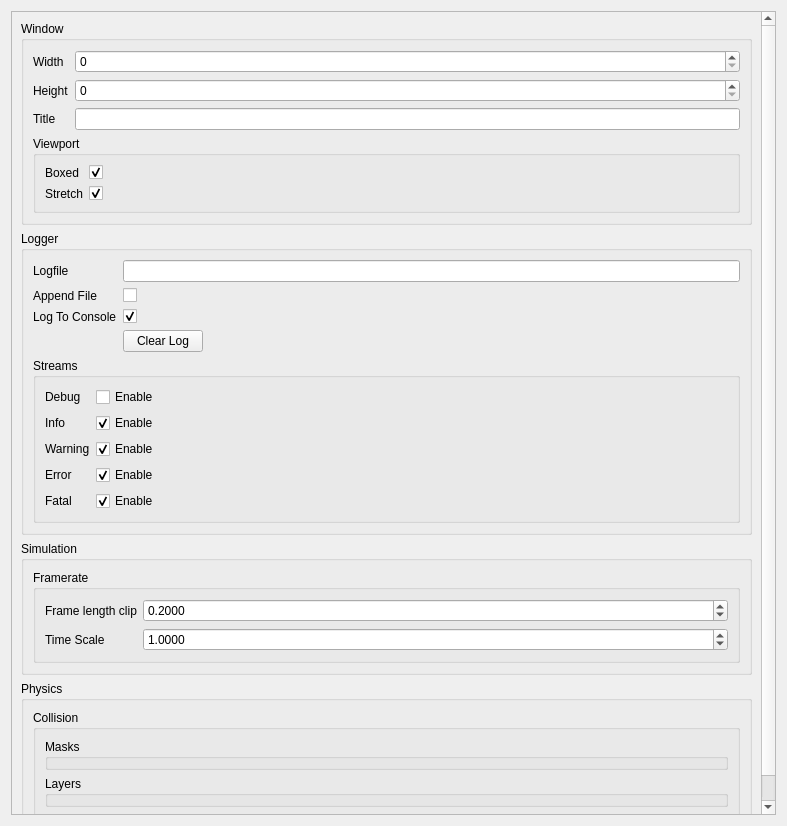
First picture: the form in editor/ui/tabs/ProjectSettings.ui, repository RyanDeBarros/Olympian, before the edit.
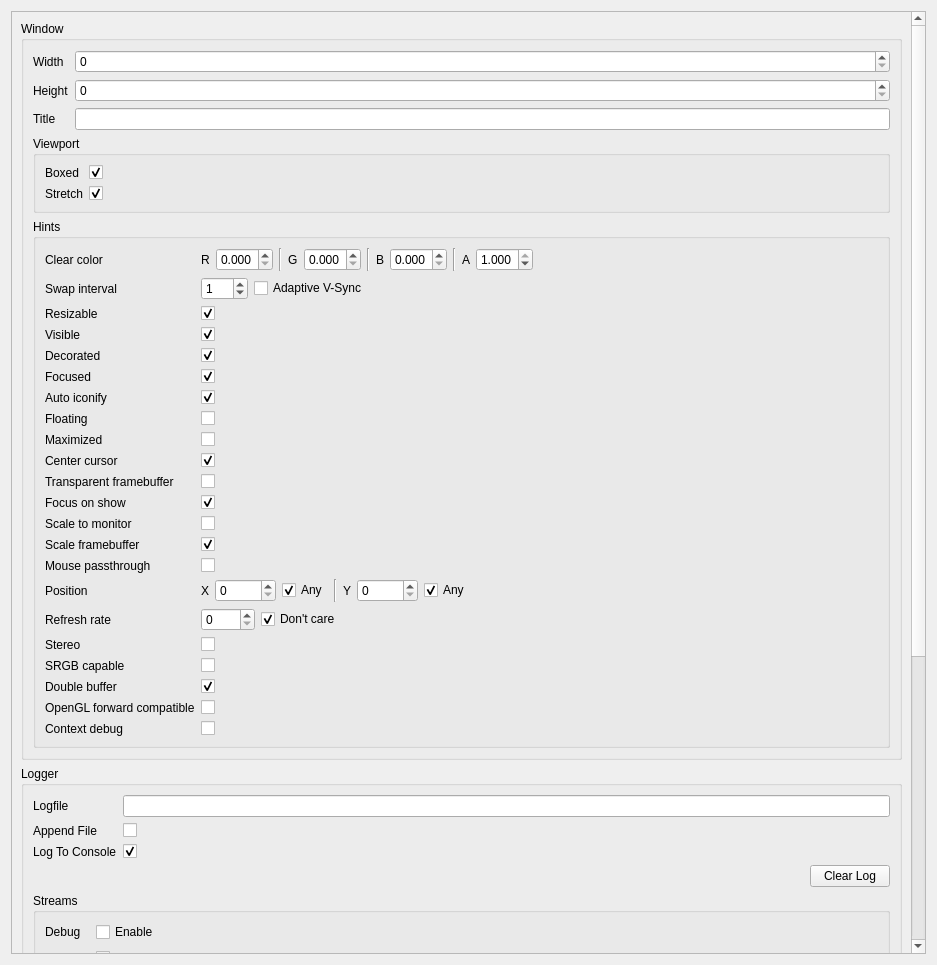
Second picture: the form after the edit.

Commit message: Rest of window hints implemented in editor.

```diff
--- a/editor/ui/tabs/ProjectSettings.ui
+++ b/editor/ui/tabs/ProjectSettings.ui
@@ -6,8 +6,8 @@
    <rect>
     <x>0</x>
     <y>0</y>
-    <width>787</width>
-    <height>826</height>
+    <width>937</width>
+    <height>965</height>
    </rect>
   </property>
   <property name="windowTitle">
@@ -24,8 +24,8 @@
        <rect>
         <x>0</x>
         <y>0</y>
-        <width>767</width>
-        <height>806</height>
+        <width>905</width>
+        <height>1338</height>
        </rect>
       </property>
       <layout class="QVBoxLayout" name="verticalLayout_9">
@@ -130,6 +130,587 @@
             </layout>
            </widget>
           </item>
+          <item>
+           <widget class="QGroupBox" name="windowHintsBox">
+            <property name="title">
+             <string>Hints</string>
+            </property>
+            <layout class="QVBoxLayout" name="verticalLayout_11">
+             <item>
+              <layout class="QFormLayout" name="formLayout_6">
+               <item row="0" column="0">
+                <widget class="QLabel" name="label_16">
+                 <property name="text">
+                  <string>Clear color</string>
+                 </property>
+                </widget>
+               </item>
+               <item row="0" column="1">
+                <layout class="QHBoxLayout" name="horizontalLayout_3">
+                 <item>
+                  <widget class="QLabel" name="label_20">
+                   <property name="text">
+                    <string>R</string>
+                   </property>
+                  </widget>
+                 </item>
+                 <item>
+                  <widget class="QDoubleSpinBox" name="windowHintClearColorR">
+                   <property name="decimals">
+                    <number>3</number>
+                   </property>
+                   <property name="maximum">
+                    <double>1.000000000000000</double>
+                   </property>
+                   <property name="singleStep">
+                    <double>0.010000000000000</double>
+                   </property>
+                  </widget>
+                 </item>
+                 <item>
+                  <widget class="Line" name="line_2">
+                   <property name="orientation">
+                    <enum>Qt::Orientation::Vertical</enum>
+                   </property>
+                  </widget>
+                 </item>
+                 <item>
+                  <widget class="QLabel" name="label_21">
+                   <property name="text">
+                    <string>G</string>
+                   </property>
+                  </widget>
+                 </item>
+                 <item>
+                  <widget class="QDoubleSpinBox" name="windowHintClearColorG">
+                   <property name="decimals">
+                    <number>3</number>
+                   </property>
+                   <property name="maximum">
+                    <double>1.000000000000000</double>
+                   </property>
+                   <property name="singleStep">
+                    <double>0.010000000000000</double>
+                   </property>
+                  </widget>
+                 </item>
+                 <item>
+                  <widget class="Line" name="line_3">
+                   <property name="orientation">
+                    <enum>Qt::Orientation::Vertical</enum>
+                   </property>
+                  </widget>
+                 </item>
+                 <item>
+                  <widget class="QLabel" name="label_22">
+                   <property name="text">
+                    <string>B</string>
+                   </property>
+                  </widget>
+                 </item>
+                 <item>
+                  <widget class="QDoubleSpinBox" name="windowHintClearColorB">
+                   <property name="decimals">
+                    <number>3</number>
+                   </property>
+                   <property name="maximum">
+                    <double>1.000000000000000</double>
+                   </property>
+                   <property name="singleStep">
+                    <double>0.010000000000000</double>
+                   </property>
+                  </widget>
+                 </item>
+                 <item>
+                  <widget class="Line" name="line_4">
+                   <property name="orientation">
+                    <enum>Qt::Orientation::Vertical</enum>
+                   </property>
+                  </widget>
+                 </item>
+                 <item>
+                  <widget class="QLabel" name="label_23">
+                   <property name="text">
+                    <string>A</string>
+                   </property>
+                  </widget>
+                 </item>
+                 <item>
+                  <widget class="QDoubleSpinBox" name="windowHintClearColorA">
+                   <property name="decimals">
+                    <number>3</number>
+                   </property>
+                   <property name="maximum">
+                    <double>1.000000000000000</double>
+                   </property>
+                   <property name="singleStep">
+                    <double>0.010000000000000</double>
+                   </property>
+                   <property name="value">
+                    <double>1.000000000000000</double>
+                   </property>
+                  </widget>
+                 </item>
+                 <item>
+                  <spacer name="horizontalSpacer_2">
+                   <property name="orientation">
+                    <enum>Qt::Orientation::Horizontal</enum>
+                   </property>
+                   <property name="sizeHint" stdset="0">
+                    <size>
+                     <width>40</width>
+                     <height>20</height>
+                    </size>
+                   </property>
+                  </spacer>
+                 </item>
+                </layout>
+               </item>
+               <item row="1" column="0">
+                <widget class="QLabel" name="label_17">
+                 <property name="text">
+                  <string>Swap interval</string>
+                 </property>
+                </widget>
+               </item>
+               <item row="1" column="1">
+                <layout class="QHBoxLayout" name="horizontalLayout_2">
+                 <item>
+                  <widget class="QSpinBox" name="windowHintSwapInterval">
+                   <property name="maximum">
+                    <number>256</number>
+                   </property>
+                   <property name="value">
+                    <number>1</number>
+                   </property>
+                  </widget>
+                 </item>
+                 <item>
+                  <widget class="QCheckBox" name="windowHintSwapIntervalAdaptive">
+                   <property name="text">
+                    <string>Adaptive V-Sync</string>
+                   </property>
+                  </widget>
+                 </item>
+                 <item>
+                  <spacer name="horizontalSpacer_3">
+                   <property name="orientation">
+                    <enum>Qt::Orientation::Horizontal</enum>
+                   </property>
+                   <property name="sizeHint" stdset="0">
+                    <size>
+                     <width>40</width>
+                     <height>20</height>
+                    </size>
+                   </property>
+                  </spacer>
+                 </item>
+                </layout>
+               </item>
+               <item row="2" column="0">
+                <widget class="QLabel" name="label_18">
+                 <property name="text">
+                  <string>Resizable</string>
+                 </property>
+                </widget>
+               </item>
+               <item row="2" column="1">
+                <widget class="QCheckBox" name="windowHintResizable">
+                 <property name="text">
+                  <string/>
+                 </property>
+                 <property name="checked">
+                  <bool>true</bool>
+                 </property>
+                </widget>
+               </item>
+               <item row="3" column="0">
+                <widget class="QLabel" name="label_19">
+                 <property name="text">
+                  <string>Visible</string>
+                 </property>
+                </widget>
+               </item>
+               <item row="3" column="1">
+                <widget class="QCheckBox" name="windowHintVisible">
+                 <property name="text">
+                  <string/>
+                 </property>
+                 <property name="checked">
+                  <bool>true</bool>
+                 </property>
+                </widget>
+               </item>
+               <item row="4" column="0">
+                <widget class="QLabel" name="label_24">
+                 <property name="text">
+                  <string>Decorated</string>
+                 </property>
+                </widget>
+               </item>
+               <item row="4" column="1">
+                <widget class="QCheckBox" name="windowHintDecorated">
+                 <property name="text">
+                  <string/>
+                 </property>
+                 <property name="checked">
+                  <bool>true</bool>
+                 </property>
+                </widget>
+               </item>
+               <item row="5" column="0">
+                <widget class="QLabel" name="label_25">
+                 <property name="text">
+                  <string>Focused</string>
+                 </property>
+                </widget>
+               </item>
+               <item row="5" column="1">
+                <widget class="QCheckBox" name="windowHintFocused">
+                 <property name="text">
+                  <string/>
+                 </property>
+                 <property name="checked">
+                  <bool>true</bool>
+                 </property>
+                </widget>
+               </item>
+               <item row="6" column="0">
+                <widget class="QLabel" name="label_26">
+                 <property name="text">
+                  <string>Auto iconify</string>
+                 </property>
+                </widget>
+               </item>
+               <item row="6" column="1">
+                <widget class="QCheckBox" name="windowHintAutoIconify">
+                 <property name="text">
+                  <string/>
+                 </property>
+                 <property name="checked">
+                  <bool>true</bool>
+                 </property>
+                </widget>
+               </item>
+               <item row="7" column="0">
+                <widget class="QLabel" name="label_27">
+                 <property name="text">
+                  <string>Floating</string>
+                 </property>
+                </widget>
+               </item>
+               <item row="7" column="1">
+                <widget class="QCheckBox" name="windowHintFloating">
+                 <property name="text">
+                  <string/>
+                 </property>
+                </widget>
+               </item>
+               <item row="8" column="0">
+                <widget class="QLabel" name="label_28">
+                 <property name="text">
+                  <string>Maximized</string>
+                 </property>
+                </widget>
+               </item>
+               <item row="8" column="1">
+                <widget class="QCheckBox" name="windowHintMaximized">
+                 <property name="text">
+                  <string/>
+                 </property>
+                </widget>
+               </item>
+               <item row="9" column="0">
+                <widget class="QLabel" name="label_29">
+                 <property name="text">
+                  <string>Center cursor</string>
+                 </property>
+                </widget>
+               </item>
+               <item row="9" column="1">
+                <widget class="QCheckBox" name="windowHintCenterCursor">
+                 <property name="text">
+                  <string/>
+                 </property>
+                 <property name="checked">
+                  <bool>true</bool>
+                 </property>
+                </widget>
+               </item>
+               <item row="10" column="0">
+                <widget class="QLabel" name="label_30">
+                 <property name="text">
+                  <string>Transparent framebuffer</string>
+                 </property>
+                </widget>
+               </item>
+               <item row="10" column="1">
+                <widget class="QCheckBox" name="windowHintTransparentFramebuffer">
+                 <property name="text">
+                  <string/>
+                 </property>
+                </widget>
+               </item>
+               <item row="11" column="0">
+                <widget class="QLabel" name="label_31">
+                 <property name="text">
+                  <string>Focus on show</string>
+                 </property>
+                </widget>
+               </item>
+               <item row="11" column="1">
+                <widget class="QCheckBox" name="windowHintFocusOnShow">
+                 <property name="text">
+                  <string/>
+                 </property>
+                 <property name="checked">
+                  <bool>true</bool>
+                 </property>
+                </widget>
+               </item>
+               <item row="12" column="0">
+                <widget class="QLabel" name="label_32">
+                 <property name="text">
+                  <string>Scale to monitor</string>
+                 </property>
+                </widget>
+               </item>
+               <item row="12" column="1">
+                <widget class="QCheckBox" name="windowHintScaleToMonitor">
+                 <property name="text">
+                  <string/>
+                 </property>
+                </widget>
+               </item>
+               <item row="13" column="0">
+                <widget class="QLabel" name="label_33">
+                 <property name="text">
+                  <string>Scale framebuffer</string>
+                 </property>
+                </widget>
+               </item>
+               <item row="13" column="1">
+                <widget class="QCheckBox" name="windowHintScaleFramebuffer">
+                 <property name="text">
+                  <string/>
+                 </property>
+                 <property name="checked">
+                  <bool>true</bool>
+                 </property>
+                </widget>
+               </item>
+               <item row="14" column="0">
+                <widget class="QLabel" name="label_34">
+                 <property name="text">
+                  <string>Mouse passthrough</string>
+                 </property>
+                </widget>
+               </item>
+               <item row="14" column="1">
+                <widget class="QCheckBox" name="windowHintMousePassthrough">
+                 <property name="text">
+                  <string/>
+                 </property>
+                </widget>
+               </item>
+               <item row="15" column="0">
+                <widget class="QLabel" name="label_35">
+                 <property name="text">
+                  <string>Position</string>
+                 </property>
+                </widget>
+               </item>
+               <item row="16" column="0">
+                <widget class="QLabel" name="label_36">
+                 <property name="text">
+                  <string>Refresh rate</string>
+                 </property>
+                </widget>
+               </item>
+               <item row="17" column="0">
+                <widget class="QLabel" name="label_37">
+                 <property name="text">
+                  <string>Stereo</string>
+                 </property>
+                </widget>
+               </item>
+               <item row="17" column="1">
+                <widget class="QCheckBox" name="windowHintStereo">
+                 <property name="text">
+                  <string/>
+                 </property>
+                </widget>
+               </item>
+               <item row="18" column="0">
+                <widget class="QLabel" name="label_38">
+                 <property name="text">
+                  <string>SRGB capable</string>
+                 </property>
+                </widget>
+               </item>
+               <item row="18" column="1">
+                <widget class="QCheckBox" name="windowHintSRGBCapable">
+                 <property name="text">
+                  <string/>
+                 </property>
+                </widget>
+               </item>
+               <item row="19" column="0">
+                <widget class="QLabel" name="label_39">
+                 <property name="text">
+                  <string>Double buffer</string>
+                 </property>
+                </widget>
+               </item>
+               <item row="19" column="1">
+                <widget class="QCheckBox" name="windowHintDoubleBuffer">
+                 <property name="text">
+                  <string/>
+                 </property>
+                 <property name="checked">
+                  <bool>true</bool>
+                 </property>
+                </widget>
+               </item>
+               <item row="20" column="0">
+                <widget class="QLabel" name="label_40">
+                 <property name="text">
+                  <string>OpenGL forward compatible</string>
+                 </property>
+                </widget>
+               </item>
+               <item row="20" column="1">
+                <widget class="QCheckBox" name="windowHintOpenGLForwardCompat">
+                 <property name="text">
+                  <string/>
+                 </property>
+                </widget>
+               </item>
+               <item row="21" column="0">
+                <widget class="QLabel" name="label_41">
+                 <property name="text">
+                  <string>Context debug</string>
+                 </property>
+                </widget>
+               </item>
+               <item row="21" column="1">
+                <widget class="QCheckBox" name="windowHintContextDebug">
+                 <property name="text">
+                  <string/>
+                 </property>
+                </widget>
+               </item>
+               <item row="15" column="1">
+                <layout class="QHBoxLayout" name="horizontalLayout_4">
+                 <item>
+                  <widget class="QLabel" name="label_42">
+                   <property name="text">
+                    <string>X</string>
+                   </property>
+                  </widget>
+                 </item>
+                 <item>
+                  <widget class="QSpinBox" name="windowHintPositionX">
+                   <property name="maximum">
+                    <number>65536</number>
+                   </property>
+                  </widget>
+                 </item>
+                 <item>
+                  <widget class="QCheckBox" name="windowHintPositionXAny">
+                   <property name="text">
+                    <string>Any</string>
+                   </property>
+                   <property name="checked">
+                    <bool>true</bool>
+                   </property>
+                  </widget>
+                 </item>
+                 <item>
+                  <widget class="Line" name="line">
+                   <property name="orientation">
+                    <enum>Qt::Orientation::Vertical</enum>
+                   </property>
+                  </widget>
+                 </item>
+                 <item>
+                  <widget class="QLabel" name="label_43">
+                   <property name="text">
+                    <string>Y</string>
+                   </property>
+                  </widget>
+                 </item>
+                 <item>
+                  <widget class="QSpinBox" name="windowHintPositionY">
+                   <property name="maximum">
+                    <number>65536</number>
+                   </property>
+                  </widget>
+                 </item>
+                 <item>
+                  <widget class="QCheckBox" name="windowHintPositionYAny">
+                   <property name="text">
+                    <string>Any</string>
+                   </property>
+                   <property name="checked">
+                    <bool>true</bool>
+                   </property>
+                  </widget>
+                 </item>
+                 <item>
+                  <spacer name="horizontalSpacer_4">
+                   <property name="orientation">
+                    <enum>Qt::Orientation::Horizontal</enum>
+                   </property>
+                   <property name="sizeHint" stdset="0">
+                    <size>
+                     <width>40</width>
+                     <height>20</height>
+                    </size>
+                   </property>
+                  </spacer>
+                 </item>
+                </layout>
+               </item>
+               <item row="16" column="1">
+                <layout class="QHBoxLayout" name="horizontalLayout_5">
+                 <item>
+                  <widget class="QSpinBox" name="windowHintRefreshRate">
+                   <property name="maximum">
+                    <number>1024</number>
+                   </property>
+                  </widget>
+                 </item>
+                 <item>
+                  <widget class="QCheckBox" name="windowHintRefreshRateDontCare">
+                   <property name="text">
+                    <string>Don't care</string>
+                   </property>
+                   <property name="checked">
+                    <bool>true</bool>
+                   </property>
+                  </widget>
+                 </item>
+                 <item>
+                  <spacer name="horizontalSpacer_5">
+                   <property name="orientation">
+                    <enum>Qt::Orientation::Horizontal</enum>
+                   </property>
+                   <property name="sizeHint" stdset="0">
+                    <size>
+                     <width>40</width>
+                     <height>20</height>
+                    </size>
+                   </property>
+                  </spacer>
+                 </item>
+                </layout>
+               </item>
+              </layout>
+             </item>
+            </layout>
+           </widget>
+          </item>
          </layout>
         </widget>
        </item>
@@ -148,6 +729,13 @@
               </property>
              </widget>
             </item>
+            <item row="0" column="1">
+             <widget class="QLineEdit" name="logfile">
+              <property name="readOnly">
+               <bool>true</bool>
+              </property>
+             </widget>
+            </item>
             <item row="1" column="0">
              <widget class="QLabel" name="label_6">
               <property name="text">
@@ -155,13 +743,6 @@
               </property>
              </widget>
             </item>
-            <item row="2" column="0">
-             <widget class="QLabel" name="label_7">
-              <property name="text">
-               <string>Log To Console</string>
-              </property>
-             </widget>
-            </item>
             <item row="1" column="1">
              <widget class="QCheckBox" name="appendLogfile">
               <property name="text">
@@ -172,6 +753,13 @@
               </property>
              </widget>
             </item>
+            <item row="2" column="0">
+             <widget class="QLabel" name="label_7">
+              <property name="text">
+               <string>Log To Console</string>
+              </property>
+             </widget>
+            </item>
             <item row="2" column="1">
              <widget class="QCheckBox" name="logToConsole">
               <property name="text">
@@ -182,36 +770,29 @@
               </property>
              </widget>
             </item>
-            <item row="0" column="1">
-             <widget class="QLineEdit" name="logfile">
-              <property name="readOnly">
-               <bool>true</bool>
+           </layout>
+          </item>
+          <item>
+           <layout class="QHBoxLayout" name="horizontalLayout">
+            <item>
+             <spacer name="horizontalSpacer">
+              <property name="orientation">
+               <enum>Qt::Orientation::Horizontal</enum>
               </property>
-             </widget>
+              <property name="sizeHint" stdset="0">
+               <size>
+                <width>40</width>
+                <height>20</height>
+               </size>
+              </property>
+             </spacer>
             </item>
-            <item row="3" column="1">
-             <layout class="QHBoxLayout" name="horizontalLayout">
-              <item>
-               <widget class="QPushButton" name="loggerClearLog">
-                <property name="text">
-                 <string>Clear Log</string>
-                </property>
-               </widget>
-              </item>
-              <item>
-               <spacer name="horizontalSpacer">
-                <property name="orientation">
-                 <enum>Qt::Orientation::Horizontal</enum>
-                </property>
-                <property name="sizeHint" stdset="0">
-                 <size>
-                  <width>40</width>
-                  <height>20</height>
-                 </size>
-                </property>
-               </spacer>
-              </item>
-             </layout>
+            <item>
+             <widget class="QPushButton" name="loggerClearLog">
+              <property name="text">
+               <string>Clear Log</string>
+              </property>
+             </widget>
             </item>
            </layout>
           </item>
```
Left out of the diff: 20 changed lines with no effect on the pictures. The commit also changes 4 other files.
